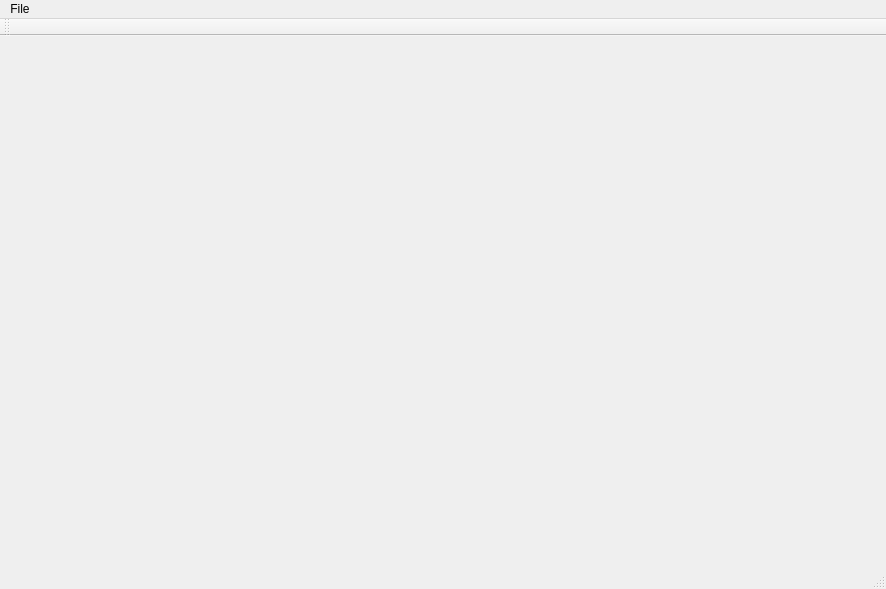
This is mainwindow.ui in isahakv/ISOWebBrowser as Qt 5 draws it before an edit. The edited form follows.
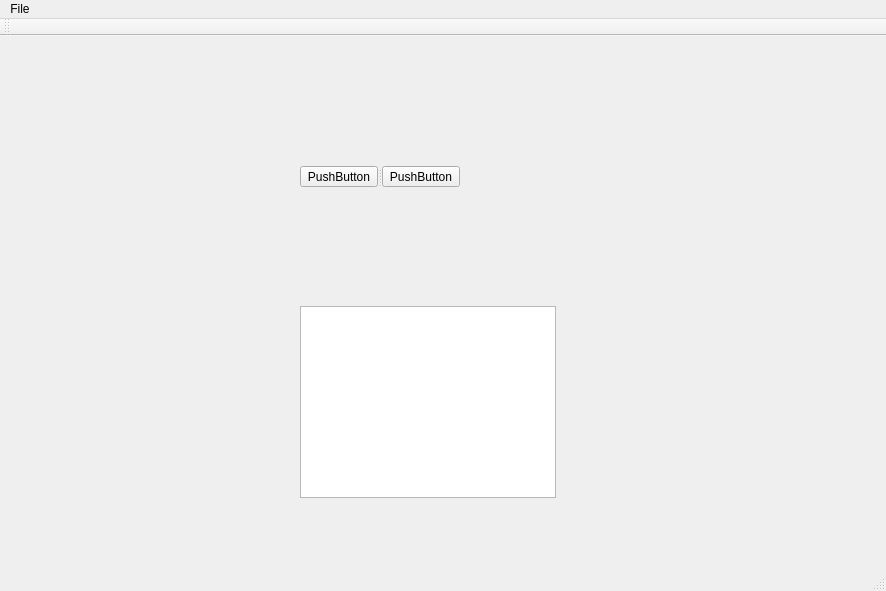
This is the edited form.

```diff
--- a/mainwindow.ui
+++ b/mainwindow.ui
@@ -7,7 +7,7 @@
     <x>0</x>
     <y>0</y>
     <width>886</width>
-    <height>589</height>
+    <height>591</height>
    </rect>
   </property>
   <property name="windowTitle">
@@ -16,7 +16,47 @@
   <property name="autoFillBackground">
    <bool>false</bool>
   </property>
-  <widget class="QWidget" name="centralwidget"/>
+  <widget class="QWidget" name="centralwidget">
+   <widget class="QListWidget" name="listWidget">
+    <property name="geometry">
+     <rect>
+      <x>300</x>
+      <y>270</y>
+      <width>256</width>
+      <height>192</height>
+     </rect>
+    </property>
+   </widget>
+   <widget class="QSplitter" name="splitter">
+    <property name="enabled">
+     <bool>true</bool>
+    </property>
+    <property name="geometry">
+     <rect>
+      <x>300</x>
+      <y>130</y>
+      <width>160</width>
+      <height>21</height>
+     </rect>
+    </property>
+    <property name="lineWidth">
+     <number>1</number>
+    </property>
+    <property name="orientation">
+     <enum>Qt::Horizontal</enum>
+    </property>
+    <widget class="QPushButton" name="pushButton">
+     <property name="text">
+      <string>PushButton</string>
+     </property>
+    </widget>
+    <widget class="QPushButton" name="pushButton_2">
+     <property name="text">
+      <string>PushButton</string>
+     </property>
+    </widget>
+   </widget>
+  </widget>
   <widget class="QMenuBar" name="menubar">
    <property name="geometry">
     <rect>
```
